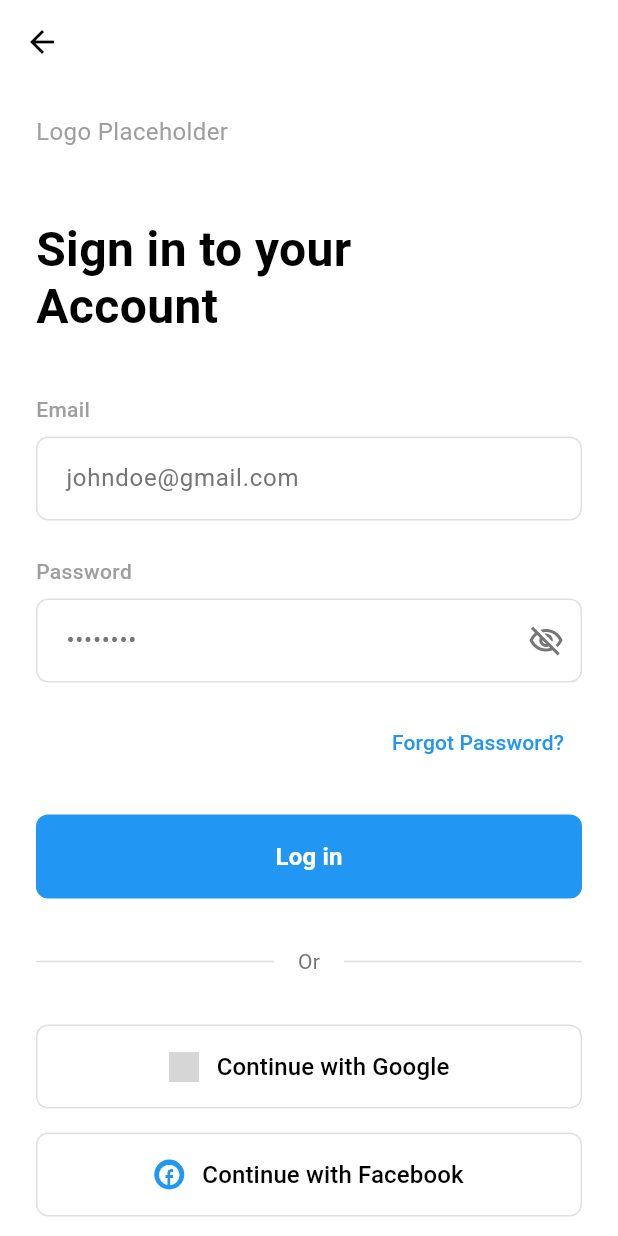
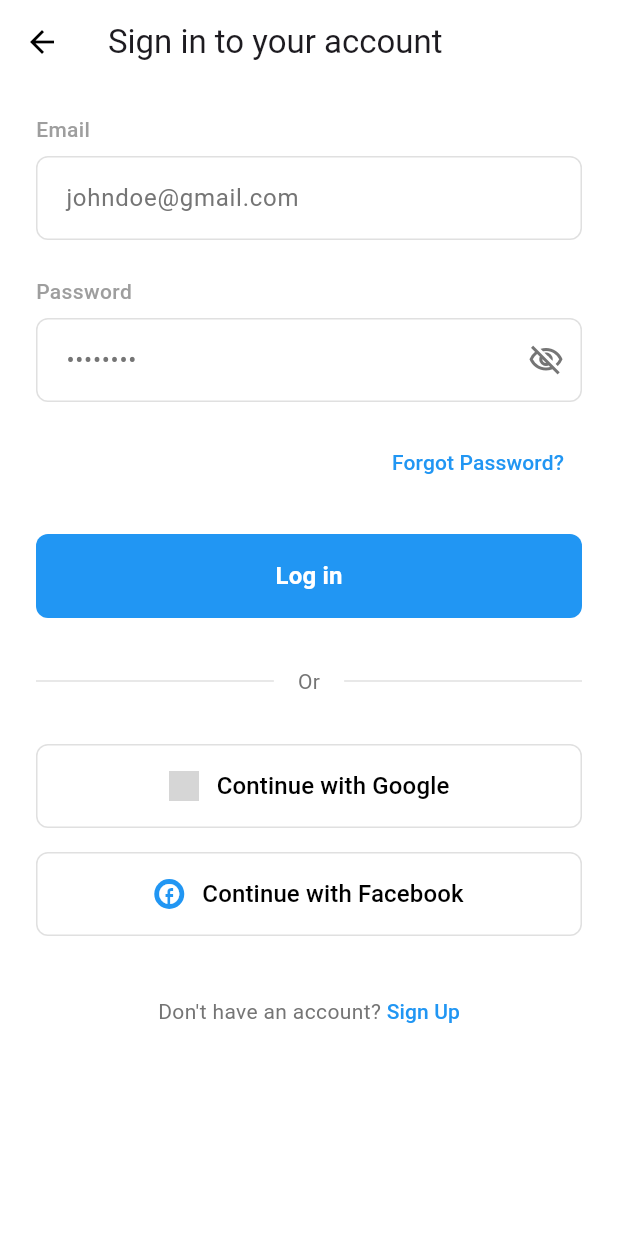
Before and after one commit to vixalien/gearhead, a Flutter app: the screen it shows after launch, after a tap on "Screen 1 (Login)", on a phone screen of 412 x 824 dp. Run offline on Flutter 3.47's test engine with Material 3 defaults, Android fonts, the phone set to English and light mode, and no system bars; our stand-ins replace firebase_core, image_picker, pin_code_fields, shared_preferences; accounts and stored records are empty; generated files the repository leaves out were written again; network calls fail; grey boxes are pictures that could not be loaded.

Commit message:
feat: improve the login pages

```diff
--- a/lib/screens/login.dart
+++ b/lib/screens/login.dart
@@ -62,6 +62,7 @@
           icon: const Icon(Icons.arrow_back, color: Colors.black),
           onPressed: () => Navigator.pop(context),
         ),
+        title: Text("Sign in to your account"),
       ),
       body: SafeArea(
         child: SingleChildScrollView(
@@ -70,31 +71,6 @@
             crossAxisAlignment: CrossAxisAlignment.start,
             children: [
               const SizedBox(height: 20),
-
-              // Logo placeholder
-              const Text(
-                'Logo Placeholder',
-                style: TextStyle(
-                  fontSize: 16,
-                  color: Colors.grey,
-                  fontWeight: FontWeight.w400,
-                ),
-              ),
-
-              const SizedBox(height: 48),
-
-              // Sign in title
-              const Text(
-                'Sign in to your\nAccount',
-                style: TextStyle(
-                  fontSize: 32,
-                  fontWeight: FontWeight.bold,
-                  color: Colors.black,
-                  height: 1.2,
-                ),
-              ),
-
-              const SizedBox(height: 40),
 
               // Form
               Form(
```
Also changed, not shown: lib/screens/signup.dart (+2 -26 lines), lib/components/bottom_navigation.dart (line endings or trailing spaces), lib/screens/homepage.dart (line endings or trailing spaces), lib/screens/profile.dart (line endings or trailing spaces).
